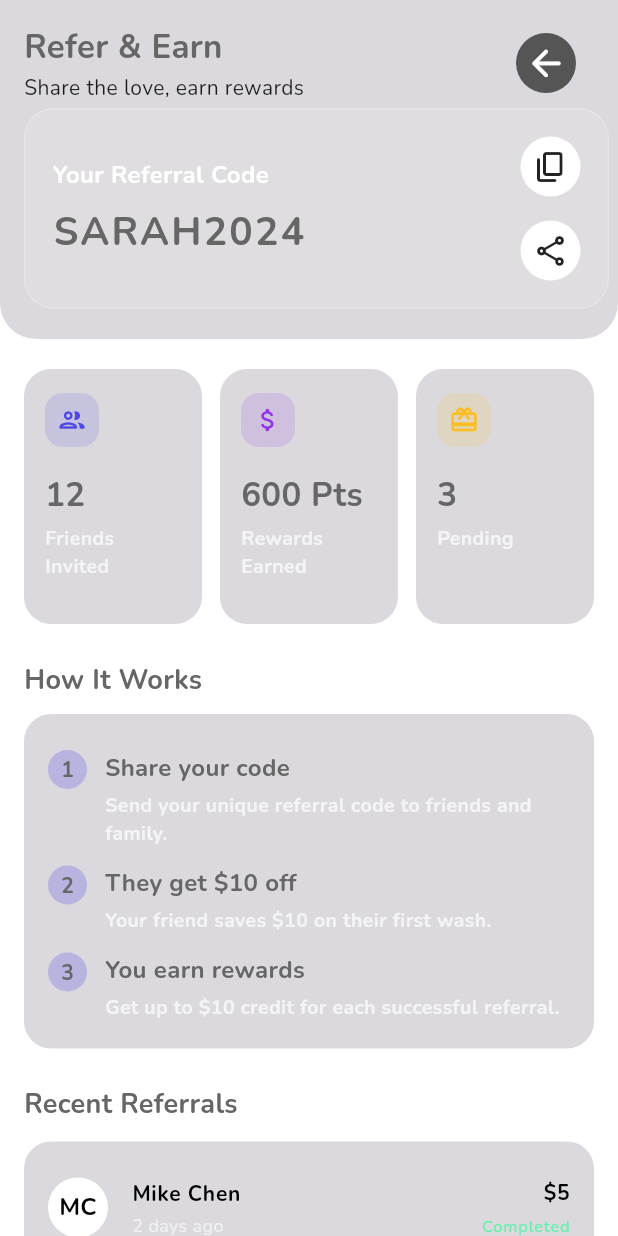
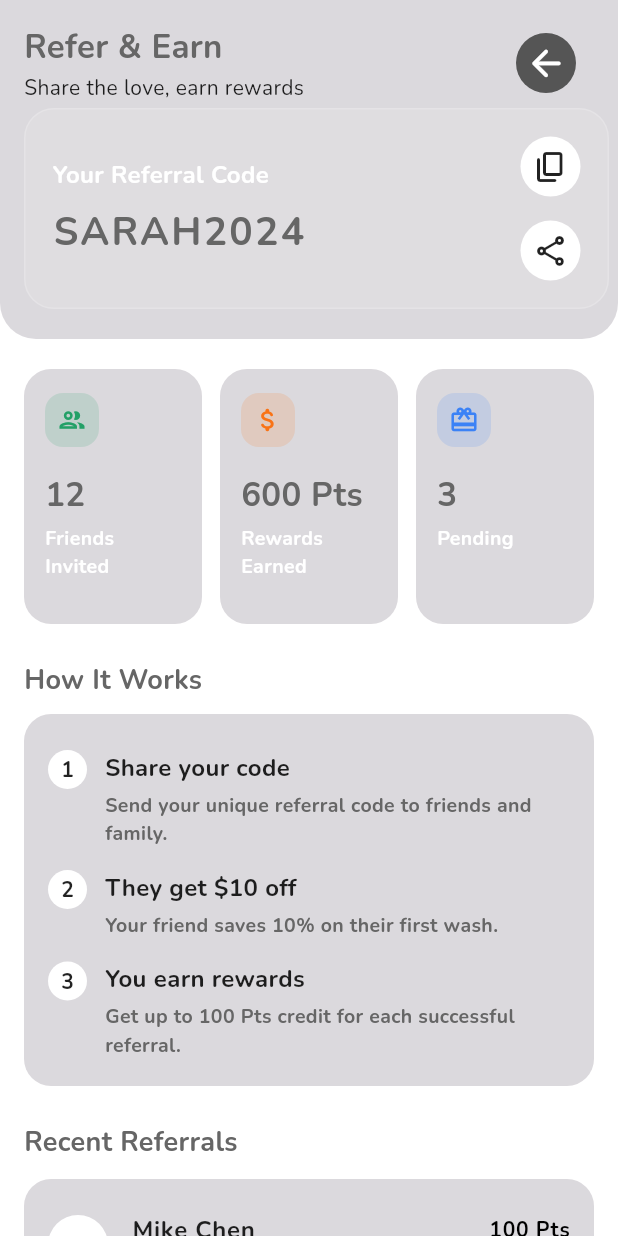
Before and after one commit to josieforever/omeeo-wash, a Flutter app: the ReferAndEarnPage screen opened directly, on a phone screen of 412 x 824 dp. Run offline on Flutter 3.47's test engine with Material 3 defaults, Android fonts, the light colour scheme and no system bars; our stand-ins replace bubble, cached_network_image, cloud_firestore, connectivity_plus, file_picker, firebase_auth and 18 more; accounts and stored records are empty; generated files the repository leaves out were written again; project files that could hold a hidden picture were left out.

Commit message:
get the referral ui done

```diff
--- /dev/null
+++ b/devtools_options.yaml
@@ -0,0 +1,3 @@
+description: This file stores settings for Dart & Flutter DevTools.
+documentation: https://docs.flutter.dev/tools/devtools/extensions#configure-extension-enablement-states
+extensions:
--- a/lib/pages/manage_bookings/manage_bookings.dart
+++ b/lib/pages/manage_bookings/manage_bookings.dart
@@ -1,6 +1,5 @@
 import 'dart:async';
 
-import 'package:flutter/foundation.dart';
 import 'package:flutter/material.dart';
 import 'package:flutter_svg/svg.dart';
 import 'package:font_awesome_flutter/font_awesome_flutter.dart';
--- a/lib/pages/profile/referral.dart
+++ b/lib/pages/profile/referral.dart
@@ -163,11 +163,11 @@ class _StatsRow extends StatelessWidget {
     return Padding(
       padding: const EdgeInsets.symmetric(horizontal: 16),
       child: Row(
-        children: const [
+        children: [
           Expanded(
             child: _StatCard(
               icon: Icons.group_outlined,
-              iconColor: Color(0xFF4F46E5),
+              iconColor: Color(0xFF23A067),
               label: 'Friends Invited',
               value: '12',
             ),
@@ -176,7 +176,7 @@ class _StatsRow extends StatelessWidget {
           Expanded(
             child: _StatCard(
               icon: Icons.attach_money_rounded,
-              iconColor: Color(0xFF9333EA),
+              iconColor: Color(0xFFF97316),
               label: 'Rewards Earned',
               value: '600 Pts',
             ),
@@ -185,7 +185,7 @@ class _StatsRow extends StatelessWidget {
           Expanded(
             child: _StatCard(
               icon: Icons.card_giftcard_outlined,
-              iconColor: Color(0xFFFBBF24),
+              iconColor: Color(0xFF3B82F6),
               label: 'Pending',
               value: '3',
             ),
@@ -266,18 +266,18 @@ class _HowItWorksSection extends StatelessWidget {
                   subtitle:
                       'Send your unique referral code to friends and family.',
                 ),
-                SizedBox(height: 12),
+                SizedBox(height: 15),
                 _HowItWorksStep(
                   number: '2',
                   title: 'They get \$10 off',
-                  subtitle: 'Your friend saves \$10 on their first wash.',
+                  subtitle: 'Your friend saves 10% on their first wash.',
                 ),
-                SizedBox(height: 12),
+                SizedBox(height: 15),
                 _HowItWorksStep(
                   number: '3',
                   title: 'You earn rewards',
                   subtitle:
-                      'Get up to \$10 credit for each successful referral.',
+                      'Get up to 100 Pts credit for each successful referral.',
                 ),
               ],
             ),
@@ -298,25 +298,29 @@ class _RecentReferralsSection extends StatelessWidget {
         initials: 'MC',
         name: 'Mike Chen',
         dateLabel: '2 days ago',
-        amount: '\$5',
+        amount: '100 Pts',
         status: 'Completed',
-        statusColor: Colors.greenAccent,
       ),
       const _Referral(
         initials: 'EW',
         name: 'Emma Wilson',
         dateLabel: '5 days ago',
-        amount: '\$5',
+        amount: '100 Pts',
         status: 'Pending',
-        statusColor: Color(0xFFFACC15),
       ),
       const _Referral(
         initials: 'AK',
         name: 'Alex Kim',
         dateLabel: '1 week ago',
-        amount: '\$5',
+        amount: '100 Pts',
         status: 'Completed',
-        statusColor: Colors.greenAccent,
+      ),
+      const _Referral(
+        initials: 'AK',
+        name: 'James Appiah',
+        dateLabel: '2 week ago',
+        amount: '100 Pts',
+        status: 'Completed',
       ),
     ];
 
@@ -344,7 +348,7 @@ class _RecentReferralsSection extends StatelessWidget {
                         if (r != referrals.last)
                           Divider(
                             height: 1,
-                            color: Colors.white.withValues(alpha: 0.15),
+                            color: Theme.of(context).colorScheme.inversePrimary,
                           ),
                       ],
                     ),
@@ -430,7 +434,7 @@ class _StatCard extends StatelessWidget {
             label,
             style: TextStyle(
               fontSize: 13,
-              color: Colors.white70,
+              color: Theme.of(context).colorScheme.inversePrimary,
               fontWeight: FontWeight.bold,
             ),
           ),
@@ -495,12 +499,16 @@ class _HowItWorksStep extends StatelessWidget {
           height: 26,
           decoration: BoxDecoration(
             shape: BoxShape.circle,
-            color: const Color(0xFF4F46E5).withOpacity(0.25),
+            color: Theme.of(context).colorScheme.inversePrimary,
           ),
           alignment: Alignment.center,
           child: Text(
             number,
-            style: const TextStyle(fontWeight: FontWeight.w700, fontSize: 14),
+            style: TextStyle(
+              fontWeight: FontWeight.w700,
+              fontSize: 14,
+              color: Theme.of(context).colorScheme.primary,
+            ),
           ),
         ),
         const SizedBox(width: 12),
@@ -510,19 +518,16 @@ class _HowItWorksStep extends StatelessWidget {
             children: [
               Text(
                 title,
-                style: const TextStyle(
+                style: TextStyle(
                   fontWeight: FontWeight.w600,
                   fontSize: 16,
+                  color: Theme.of(context).colorScheme.primary,
                 ),
               ),
               const SizedBox(height: 4),
               Text(
                 subtitle,
-                style: TextStyle(
-                  fontSize: 13,
-                  color: Colors.white70,
-                  fontWeight: FontWeight.bold,
-                ),
+                style: TextStyle(fontSize: 13, fontWeight: FontWeight.bold),
               ),
             ],
           ),
@@ -538,7 +543,6 @@ class _Referral {
   final String dateLabel;
   final String amount;
   final String status;
-  final Color statusColor;
 
   const _Referral({
     required this.initials,
@@ -546,7 +550,6 @@ class _Referral {
     required this.dateLabel,
     required this.amount,
     required this.status,
-    required this.statusColor,
   });
 }
 
@@ -564,19 +567,27 @@ class _ReferralTile extends StatelessWidget {
         backgroundColor: Colors.white,
         child: Text(
           referral.initials,
-          style: const TextStyle(
+          style: TextStyle(
             fontWeight: FontWeight.w700,
-            color: Colors.black,
+            color: Theme.of(context).colorScheme.primary,
           ),
         ),
       ),
       title: Text(
         referral.name,
-        style: const TextStyle(fontSize: 14, fontWeight: FontWeight.w600),
+        style: TextStyle(
+          fontSize: 16,
+          fontWeight: FontWeight.w600,
+          color: Theme.of(context).colorScheme.primary,
+        ),
       ),
       subtitle: Text(
         referral.dateLabel,
-        style: const TextStyle(fontSize: 12, color: Colors.white60),
+        style: TextStyle(
+          fontSize: 13,
+          fontWeight: FontWeight.bold,
+          color: const Color.fromARGB(138, 0, 0, 0),
+        ),
       ),
       trailing: Column(
         mainAxisAlignment: MainAxisAlignment.center,
@@ -589,10 +600,20 @@ class _ReferralTile extends StatelessWidget {
           const SizedBox(height: 4),
           Text(
             referral.status,
-            style: TextStyle(fontSize: 11, color: referral.statusColor),
+            style: TextStyle(
+              fontSize: 12,
+              color: referral.status == "Completed"
+                  ? Color(0xFF23A067)
+                  : Color(0xFFF97316),
+            ),
           ),
         ],
       ),
     );
   }
 }
+
+
+
+
+//adb connect 192.168.100.40
```
